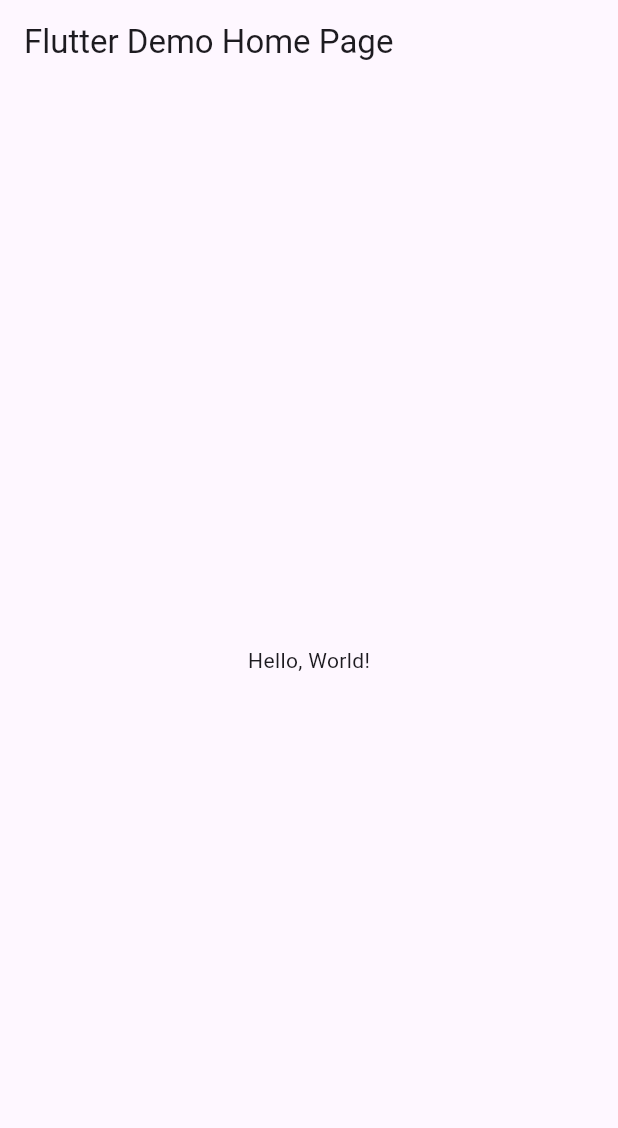
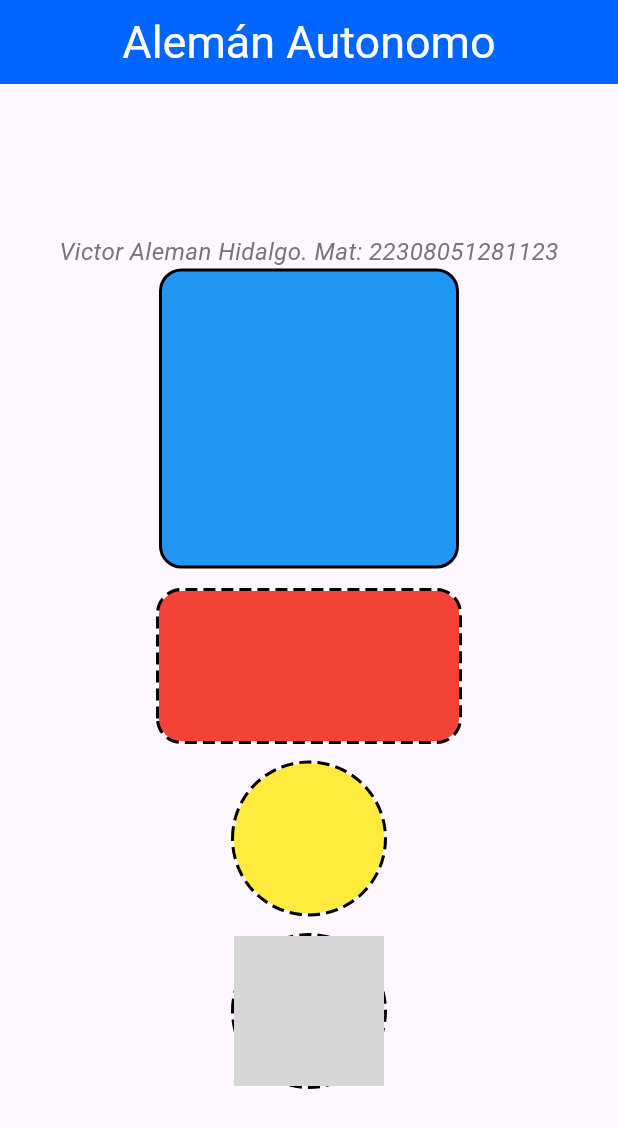
Before and after one commit to VictorAlemanHidalgo/p10-5autonoma, a Flutter app: the screen it shows after launch, on a phone screen of 412 x 824 dp. Shown: the top 1128 px of the screen. Run offline on Flutter 3.47's test engine with Material 3 defaults, Android fonts, the phone set to English and light mode, and no system bars; network calls fail; grey boxes are pictures that could not be loaded.

```diff
--- a/lib/main.dart
+++ b/lib/main.dart
@@ -1,41 +1,158 @@
 import 'package:flutter/material.dart';
 
-void main() => runApp(MyApp());
+void main() => runApp(const MiContenedorApp());
 
-class MyApp extends StatelessWidget {
-  const MyApp({super.key});
-  // This widget is the root of your application.
+class DottedBorderPainter extends CustomPainter {
+  final double strokeWidth;
+  final double dashWidth;
+  final double dashSpace;
+  final double borderRadius;
+
+  DottedBorderPainter({
+    this.strokeWidth = 4.0,
+    this.dashWidth = 8.0,
+    this.dashSpace = 4.0,
+    this.borderRadius = 0.0,
+  });
+
+  @override
+  void paint(Canvas canvas, Size size) {
+    final paint = Paint()
+      ..color = Colors.black
+      ..strokeWidth = strokeWidth
+      ..style = PaintingStyle.stroke;
+
+    final rect = RRect.fromRectAndRadius(
+      Rect.fromLTWH(0, 0, size.width, size.height),
+      Radius.circular(borderRadius),
+    );
+
+    final path = Path()..addRRect(rect);
+
+    final dashPath = Path();
+    final pathMetrics = path.computeMetrics();
+
+    for (final metric in pathMetrics) {
+      var distance = 0.0;
+      while (distance < metric.length) {
+        dashPath.addPath(
+          metric.extractPath(distance, distance + dashWidth),
+          Offset.zero,
+        );
+        distance += dashWidth + dashSpace;
+      }
+    }
+
+    canvas.drawPath(dashPath, paint);
+  }
+
+  @override
+  bool shouldRepaint(CustomPainter oldDelegate) => false;
+}
+
+class MiContenedorApp extends StatelessWidget {
+  const MiContenedorApp({Key? key}) : super(key: key);
+
   @override
   Widget build(BuildContext context) {
     return MaterialApp(
-      // Application name
-      title: 'Flutter Hello World',
-      // Application theme data, you can set the colors for the application as
-      // you want
-      theme: ThemeData(
-        // useMaterial3: false,
-        primarySwatch: Colors.blue,
-      ),
-      // A widget which will be started on application startup
-      home: MyHomePage(title: 'Flutter Demo Home Page'),
-    );
-  }
-}
-
-class MyHomePage extends StatelessWidget {
-  final String title;
-  const MyHomePage({super.key, required this.title});
-
-  @override
-  Widget build(BuildContext context) {
-    return Scaffold(
-      appBar: AppBar(
-        // The title text which will be shown on the action bar
-        title: Text(title),
-      ),
-      body: Center(
-        child: Text(
-          'Hello, World!',
+      debugShowCheckedModeBanner: false,
+      home: Scaffold(
+        appBar: AppBar(
+          title: const Text("Alemán Autonomo"),
+          centerTitle: true,
+          titleTextStyle: const TextStyle(color: Colors.white, fontSize: 30),
+          backgroundColor: const Color(0xff0066ff),
+        ),
+        body: Center(
+          child: Column(
+            mainAxisAlignment: MainAxisAlignment.center,
+            children: [
+              Text(
+                'Victor Aleman Hidalgo. Mat: 22308051281123',
+                style: TextStyle(
+                    fontSize: 16,
+                    fontStyle:
+                        FontStyle.italic, // Ajusta el estilo del subtítulo
+                    color: Colors.grey[600]),
+              ),
+              // Contenedor cuadrado con marco lineal y esquinas redondeadas
+              Container(
+                width: 200,
+                height: 200,
+                decoration: BoxDecoration(
+                  color: Colors.blue,
+                  borderRadius: BorderRadius.circular(15),
+                  border: Border.all(
+                    color: Colors.black,
+                    width: 2,
+                  ),
+                ),
+              ),
+              const SizedBox(height: 15),
+              // Contenedor rectangular con esquinas redondeadas y marco punteado
+              Container(
+                width: 200,
+                height: 100,
+                child: CustomPaint(
+                  painter: DottedBorderPainter(
+                    strokeWidth: 4.0,
+                    dashWidth: 8.0,
+                    dashSpace: 4.0,
+                    borderRadius: 15.0,
+                  ),
+                  child: Container(
+                    decoration: BoxDecoration(
+                      color: Colors.red,
+                      borderRadius: BorderRadius.circular(15),
+                    ),
+                  ),
+                ),
+              ),
+              const SizedBox(height: 15),
+              // Contenedor circular con marco punteado
+              Container(
+                width: 100,
+                height: 100,
+                child: CustomPaint(
+                  painter: DottedBorderPainter(
+                    strokeWidth: 4.0,
+                    dashWidth: 8.0,
+                    dashSpace: 4.0,
+                    borderRadius: 50.0,
+                  ),
+                  child: Container(
+                    decoration: const BoxDecoration(
+                      color: Colors.yellow,
+                      shape: BoxShape.circle,
+                    ),
+                  ),
+                ),
+              ),
+              const SizedBox(height: 15),
+              // Imagen circular del logo de Flutter con marco punteado
+              Container(
+                width: 100,
+                height: 100,
+                child: CustomPaint(
+                  painter: DottedBorderPainter(
+                    strokeWidth: 4.0,
+                    dashWidth: 8.0,
+                    dashSpace: 4.0,
+                    borderRadius: 50.0,
+                  ),
+                  child: ClipOval(
+                    child: Image.network(
+                      'https://raw.githubusercontent.com/VictorAlemanHidalgo/Imagenes-para-app-flutter-6J/refs/heads/main/flutter.jpg',
+                      width: 100,
+                      height: 100,
+                      fit: BoxFit.cover,
+                    ),
+                  ),
+                ),
+              ),
+            ],
+          ),
         ),
       ),
     );
```
Also changed, not shown: p10-5autonoma.PNG (added).
